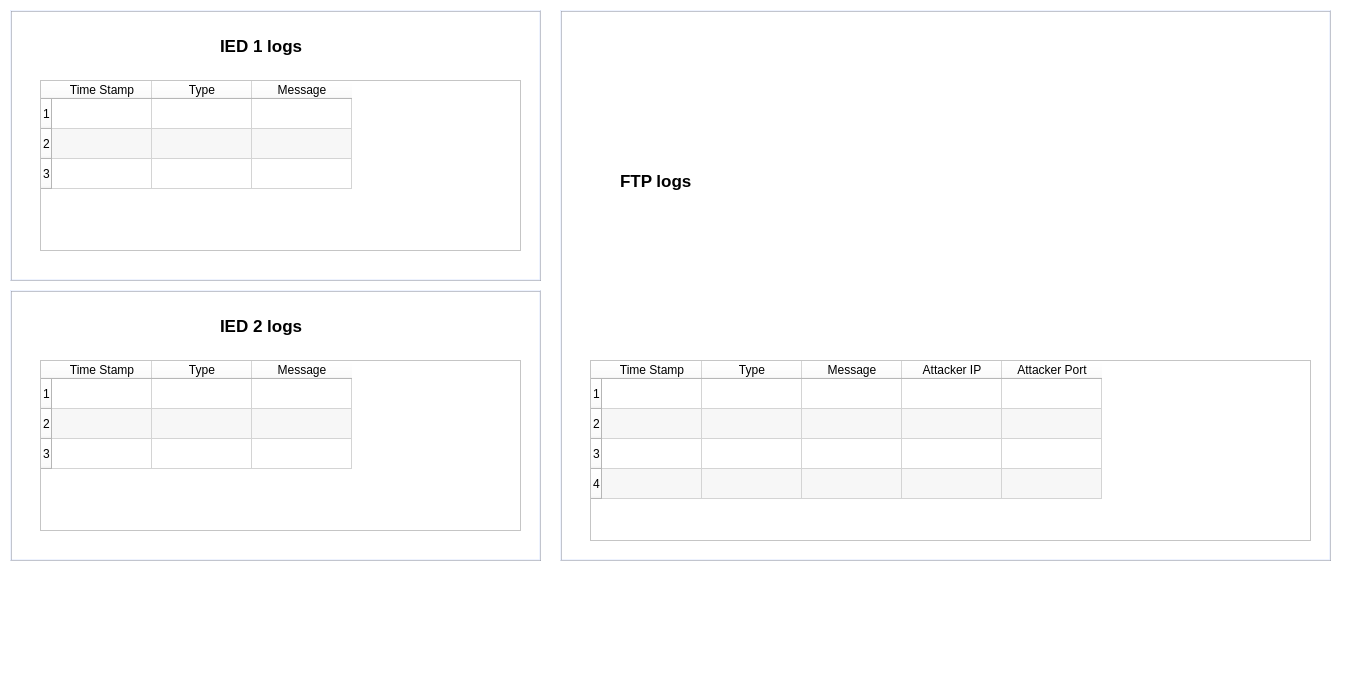
Old version of the form ftp.ui in the repository Saumya4321/Rahul_project.
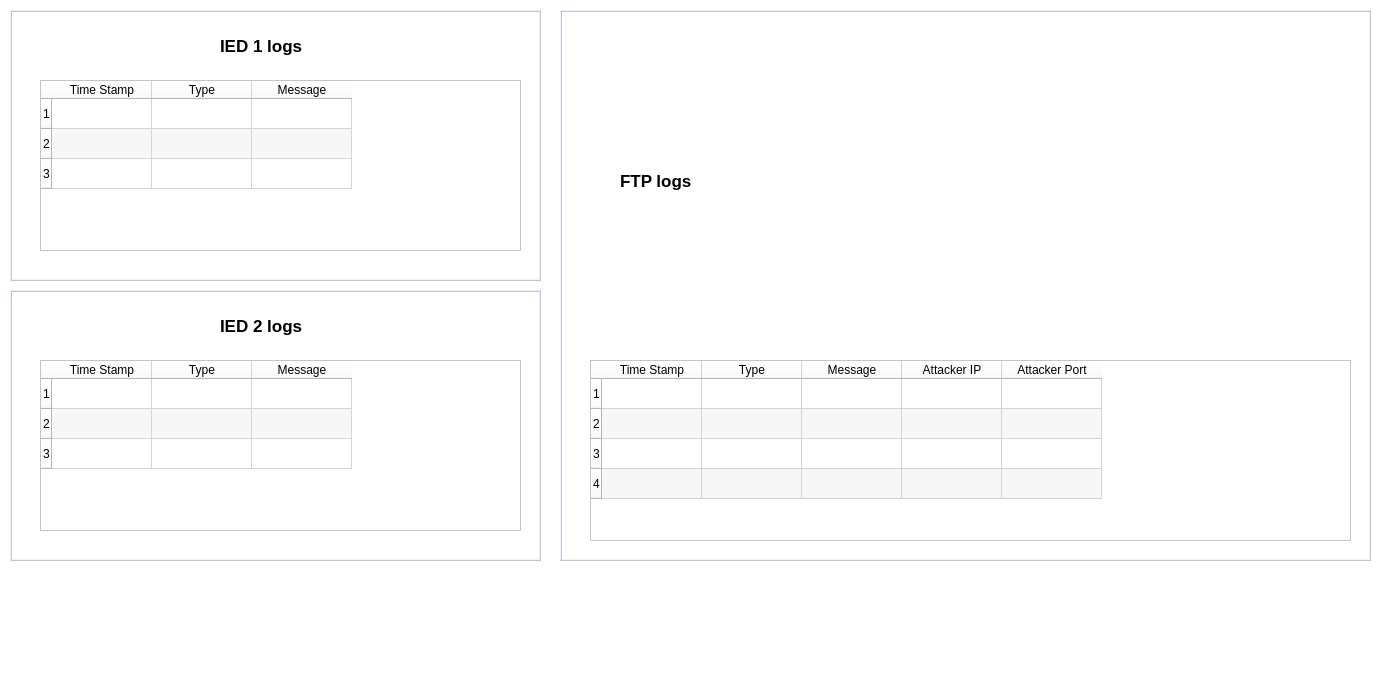
New version of the form.

Commit message: changed ftp file to one with attcker ip and port

What changed in the file:
```diff
--- a/ftp.ui
+++ b/ftp.ui
@@ -6,7 +6,7 @@
    <rect>
     <x>0</x>
     <y>0</y>
-    <width>1347</width>
+    <width>1384</width>
     <height>699</height>
    </rect>
   </property>
@@ -160,7 +160,7 @@
      <rect>
       <x>590</x>
       <y>360</y>
-      <width>721</width>
+      <width>761</width>
       <height>181</height>
      </rect>
     </property>
@@ -266,7 +266,7 @@
      <rect>
       <x>560</x>
       <y>10</y>
-      <width>771</width>
+      <width>811</width>
       <height>551</height>
      </rect>
     </property>
```
Left out of the diff: 2 changed lines with no effect on the pictures. The commit also changes 2 other files.
